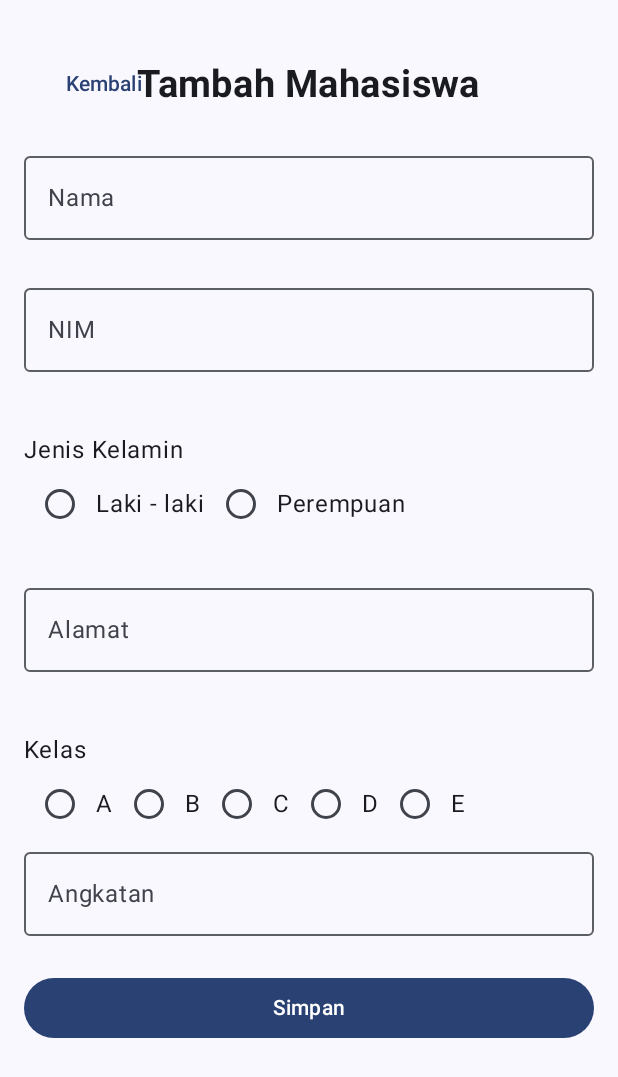
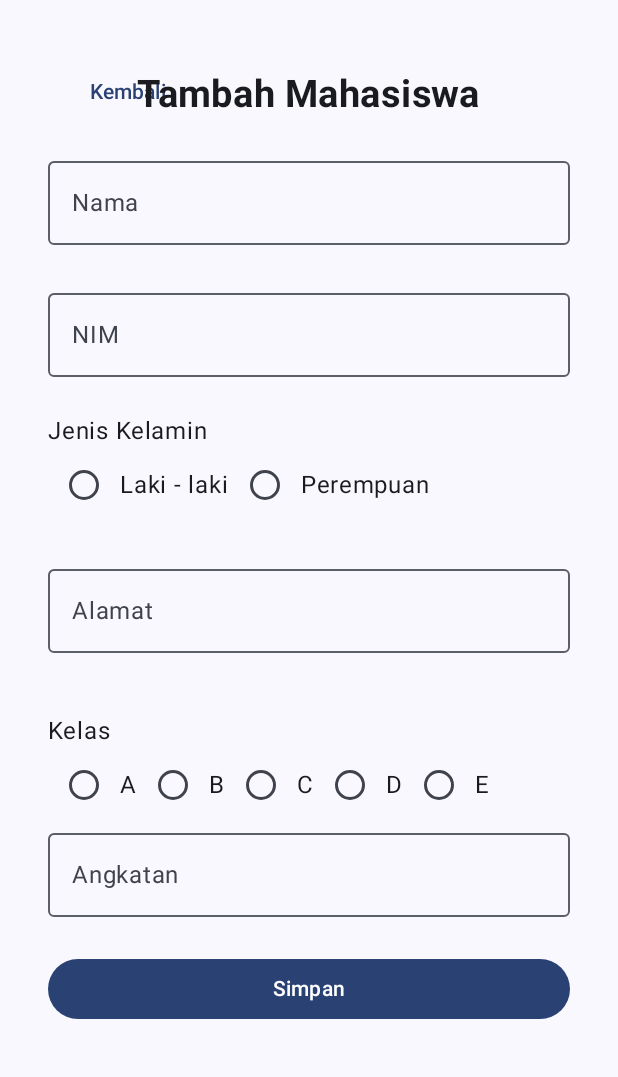
Before and after one commit to abdullahmaajid/QuestRoomDatabase_157, an Android app built with Jetpack Compose: the composable InsertMhsView shown on its own in the app's theme, on a phone screen of 412 x 824 dp. Shown: the top 1077 px of the screen. Run offline under Robolectric (Android 15) with nearby library versions, the phone set to English and light mode, and no system bars; our stand-ins replace Room's generated code.

Commit message:
memperbarui tampilan

```diff
--- a/app/src/main/java/com/example/roomlocaldb/ui/customwidget/CustomTopAppBar.kt
+++ b/app/src/main/java/com/example/roomlocaldb/ui/customwidget/CustomTopAppBar.kt
@@ -23,7 +23,7 @@ fun CustomTopAppBar(
     Box(
         modifier = Modifier
             .fillMaxWidth()
-            .padding(16.dp),
+            .padding(horizontal = 16.dp),
         contentAlignment = Alignment.Center // Pastikan konten di tengah
     ) {
         if (showBackButton) {
@@ -35,9 +35,9 @@ fun CustomTopAppBar(
                     onClick = onBack,
                     modifier = Modifier.align(Alignment.CenterVertically)
                 ) {
-                    Text("Kembali")
+                    Text("Kembali", modifier = Modifier.padding(top = 27.dp))
                 }
-                Spacer(modifier = Modifier.weight(2f))
+                Spacer(modifier = Modifier.weight(3f))
             }
         }
 
@@ -46,7 +46,7 @@ fun CustomTopAppBar(
             text = judul,
             fontSize = 25.sp,
             fontWeight = FontWeight.Bold,
-            modifier = Modifier.align(Alignment.Center)
+            modifier = Modifier.align(Alignment.Center).padding(top = 30.dp)
         )
     }
 }
--- a/app/src/main/java/com/example/roomlocaldb/ui/navigation/AlamatNavigasi.kt
+++ b/app/src/main/java/com/example/roomlocaldb/ui/navigation/AlamatNavigasi.kt
@@ -6,6 +6,9 @@ interface AlamatNavigasi {
 
 }
 
+object DestinasiInsert : AlamatNavigasi{   //object akan menjadi nama halaman/ menjadi pengenal halaman
+    override val route: String = "insert_mhs"
+}
 
 object DestinasiHome : AlamatNavigasi{
     override val route = "home"
--- a/app/src/main/java/com/example/roomlocaldb/ui/navigation/PengelolaHalaman.kt
+++ b/app/src/main/java/com/example/roomlocaldb/ui/navigation/PengelolaHalaman.kt
@@ -8,7 +8,6 @@ import androidx.navigation.NavHostController
 import androidx.navigation.compose.NavHost
 import androidx.navigation.compose.composable
 import androidx.navigation.compose.rememberNavController
-import com.example.roomlocaldb.ui.view.mahasiswa.DestinasiInsert
 import com.example.roomlocaldb.ui.view.mahasiswa.InsertMhsView
 
 
--- a/app/src/main/java/com/example/roomlocaldb/ui/view/mahasiswa/InsertMhsView.kt
+++ b/app/src/main/java/com/example/roomlocaldb/ui/view/mahasiswa/InsertMhsView.kt
@@ -69,11 +69,12 @@ fun InsertMhsView(
                 .fillMaxSize()
                 .padding(padding)
                 .padding(16.dp)
-        ) {
+                .padding(horizontal = 16.dp),
+            ) {
             CustomTopAppBar(
                 onBack = onBack,
                 showBackButton = true,
-                judul = "Tambah Mahasiswa"
+                judul = "Tambah Mahasiswa",
             )
             // isi Body
             InsertBodyMhs(
@@ -136,7 +137,7 @@ fun FormMahasiswa(
     val kelas = listOf("A","B","C","D","E")
 
     Column (
-        modifier = modifier.fillMaxWidth()
+        modifier = modifier.fillMaxWidth().padding(top = 20.dp)
     ){
 
         OutlinedTextField(
@@ -166,7 +167,7 @@ fun FormMahasiswa(
         )
         Text(text = errorState.nim ?: "", color = Color.Red)
 
-        Spacer(modifier = Modifier.height(16.dp))
+        // Spacer(modifier = Modifier.height(16.dp))
         Text(text = "Jenis Kelamin")
         Row (
             modifier = Modifier.fillMaxWidth()
@@ -226,7 +227,7 @@ fun FormMahasiswa(
             label = { Text("Angkatan") },
             isError = errorState.angkatan != null,
             placeholder = { Text("Masukkan Angkatan") },
-
+            keyboardOptions = KeyboardOptions(keyboardType = KeyboardType.Number)
             )
         Text(text = errorState.angkatan ?: "", color = Color.Red)
     }
```
Also changed, not shown: app/src/main/java/com/example/roomlocaldb/ui/view/mahasiswa/DetailMhsView.kt (+8 -8 lines), app/src/main/java/com/example/roomlocaldb/ui/view/mahasiswa/HomeMhsView.kt (+5 -5 lines).
